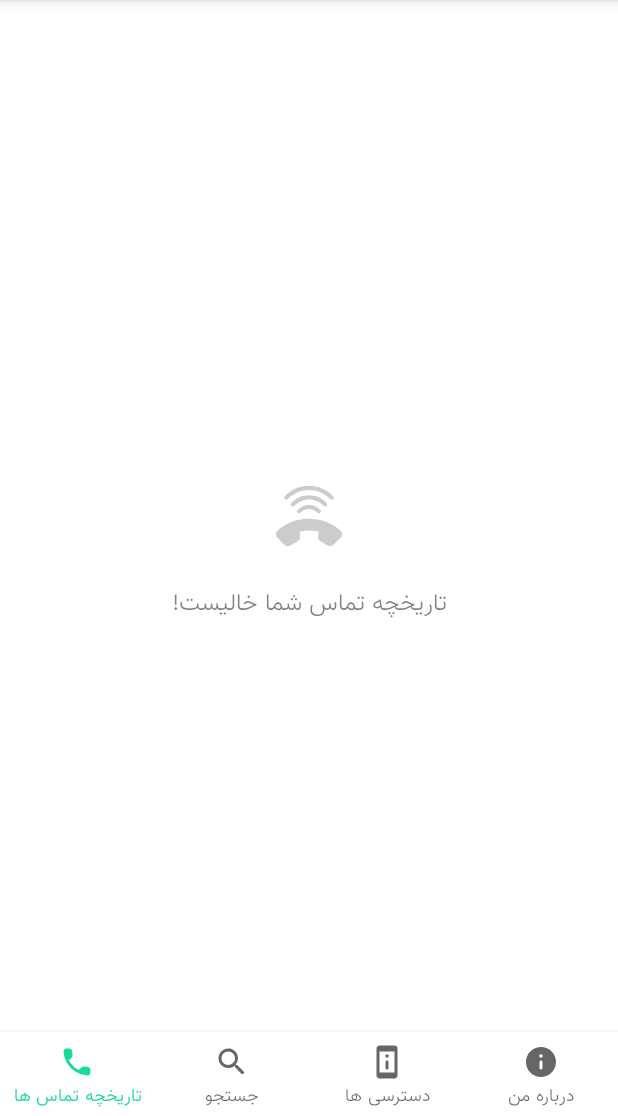
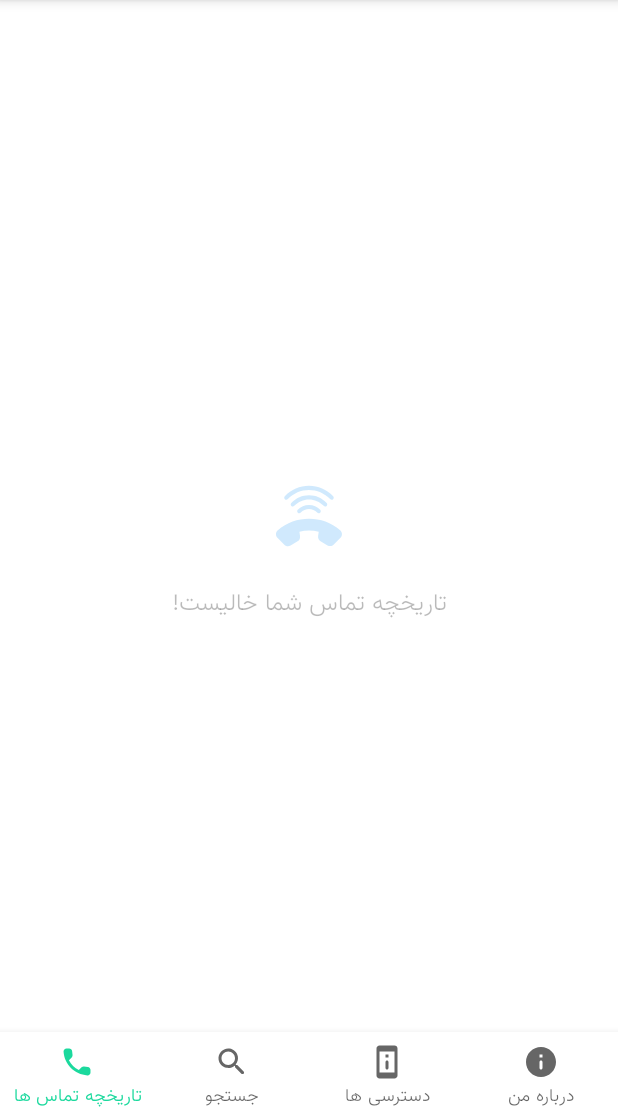
Before and after one commit to HeyPouya/AntiSpam, an Android app: the screen it shows after launch (MainActivity), after a tap on "رد شدن", on a phone screen of 412 x 824 dp, the part 120-1236 px from its top. Run offline under Robolectric (Android 15) with nearby library versions, the phone set to English and light mode, and no system bars; our stand-ins replace Room's generated code, navigation-ui.

Commit message:
fixed some issues in dark mode

```diff
--- a/app/src/main/java/ir/apptune/antispam/MainActivity.kt
+++ b/app/src/main/java/ir/apptune/antispam/MainActivity.kt
@@ -31,10 +31,16 @@ class MainActivity : AppCompatActivity() {
         bottomNav.setupWithNavController(findNavController(R.id.navFragment))
         findNavController(R.id.navFragment).addOnDestinationChangedListener { _: NavController, navDestination: NavDestination, _: Bundle? ->
             when (navDestination.id) {
-                R.id.splashFragment, R.id.introFragment -> hideToolbarBottomNav()
+                R.id.splashFragment -> hideToolbarBottomNav()
+                R.id.introFragment -> hideBottomNav()
                 else -> showToolbarBottomNav()
             }
         }
+    }
+
+    private fun hideBottomNav() {
+        bottomNav.visibility = View.GONE
+        toolbar.visibility = View.VISIBLE
     }
 
     private fun showToolbarBottomNav() {
--- a/app/src/main/res/layout/empty_state_layout.xml
+++ b/app/src/main/res/layout/empty_state_layout.xml
@@ -13,11 +13,11 @@
         android:alpha="0.2"
         android:contentDescription="@string/call_status_icon"
         android:src="@drawable/ic_unknown_call"
-        android:tint="@android:color/black"
         app:layout_constraintBottom_toBottomOf="parent"
         app:layout_constraintEnd_toEndOf="parent"
         app:layout_constraintStart_toStartOf="parent"
-        app:layout_constraintTop_toTopOf="parent" />
+        app:layout_constraintTop_toTopOf="parent"
+        app:tint="@color/colorPrimaryDark" />
 
     <TextView
         android:id="@+id/txtCallLogEmpty"
@@ -29,7 +29,6 @@
         android:contentDescription="@string/call_status_icon"
         android:gravity="center"
         android:text="@string/your_call_log_is_empty"
-        android:textColor="@android:color/black"
         android:textSize="16sp"
         app:layout_constraintEnd_toEndOf="parent"
         app:layout_constraintStart_toStartOf="parent"
```
